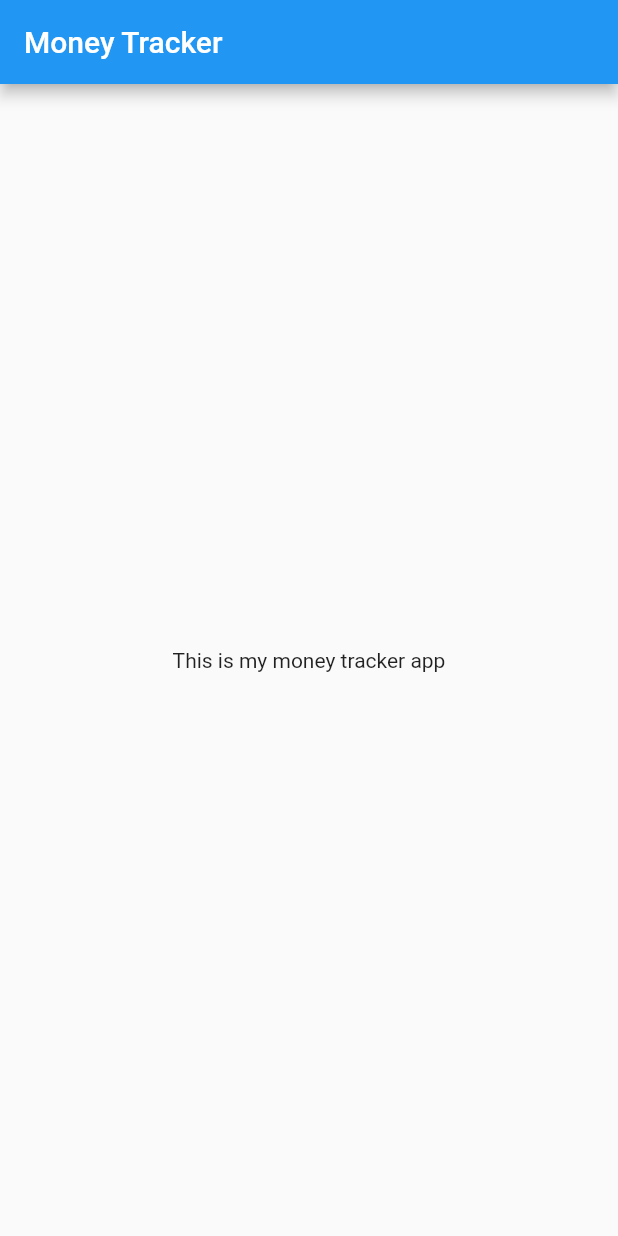
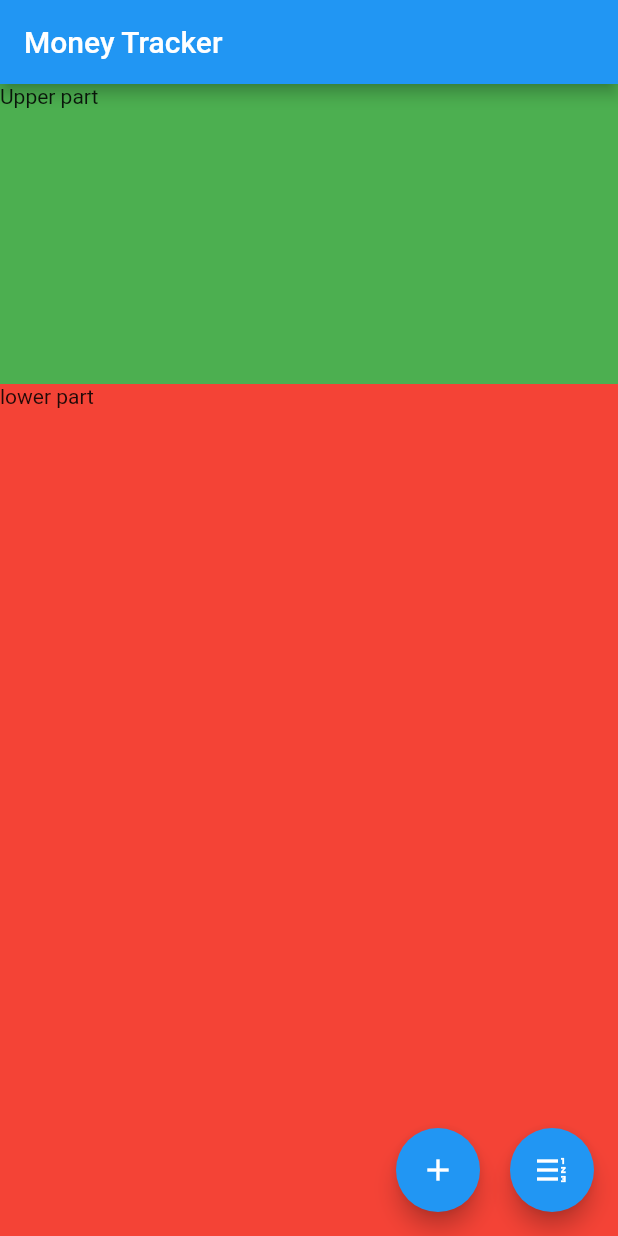
Before and after one commit to evansmwenda/MoneyTracker, a Flutter app: the screen it shows after launch, on a phone screen of 412 x 824 dp. Run offline on Flutter 3.47's test engine with Material 2 defaults, Android fonts, the phone set to English and light mode, and no system bars; our stand-ins replace stacked, stacked_services.

Commit message:
added skeleton for remaining views

```diff
--- a/lib/ui/views/home/home_view.dart
+++ b/lib/ui/views/home/home_view.dart
@@ -13,7 +13,44 @@ class HomeView extends StatelessWidget {
      viewModelBuilder: () => HomeViewModel(),
      builder: (context, model, child) => Scaffold(
        appBar: AppBar(title: Text("Money Tracker"),),
-       body: Center(child: Text("This is my money tracker app"),),
+       body: Column(
+         crossAxisAlignment: CrossAxisAlignment.start,
+         children: [
+           Container(
+             child: Text("Upper part"),
+             color: Colors.green,
+             height: 200,
+             width: MediaQuery.of(context).size.width,
+           ),
+           Expanded(
+             child: Container(
+               width: MediaQuery.of(context).size.width,
+               child: Text("lower part"),
+               color: Colors.red,
+             ),
+           ),
+         ],
+       ),
+       floatingActionButton: Row(
+         mainAxisAlignment: MainAxisAlignment.end,
+         children: [
+           FloatingActionButton(
+             onPressed: model.gotoAddTransaction,
+             tooltip: "Add Transaction",
+             child: const Center(
+               child: Icon(Icons.add,color: Colors.white,),
+             ),
+           ),
+           SizedBox(width: 20,),
+           FloatingActionButton(
+             onPressed: model.gotoAllTransactions,
+             tooltip: "Transactions",
+             child: const Center(
+               child: Icon(Icons.format_list_numbered_rtl,color: Colors.white,),
+             ),
+           )
+         ],
+       ) ,
      ),
    );
 }
```
Also changed, not shown: lib/ui/views/home/home_viewmodel.dart (+12 -0 lines), lib/ui/views/transactions/transactions_view/transactions_view.dart (+16 -1 lines).
